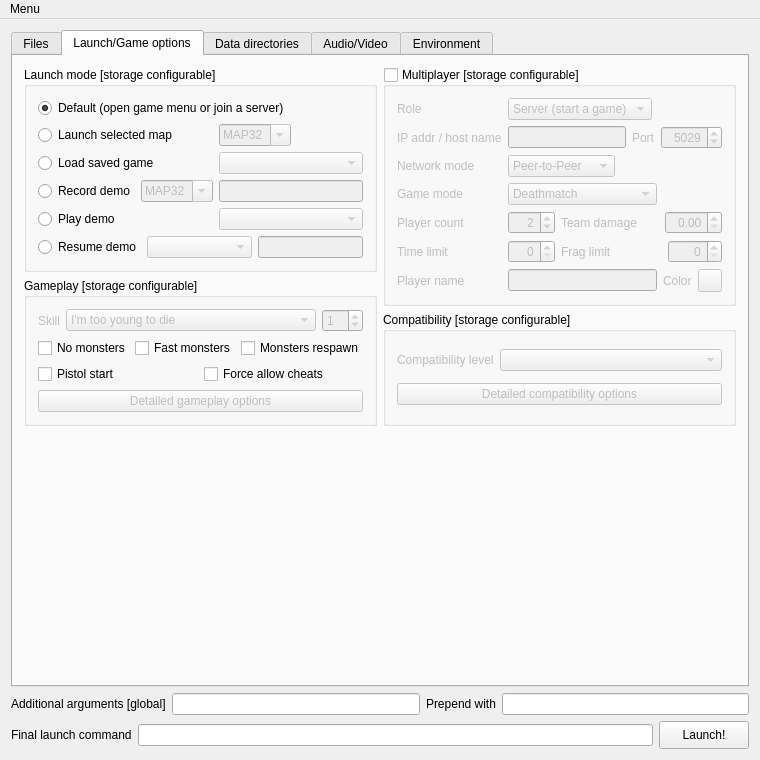
This is Forms/MainWindow.ui in Youda008/DoomRunner as Qt 5 draws it before an edit. The edited form follows.
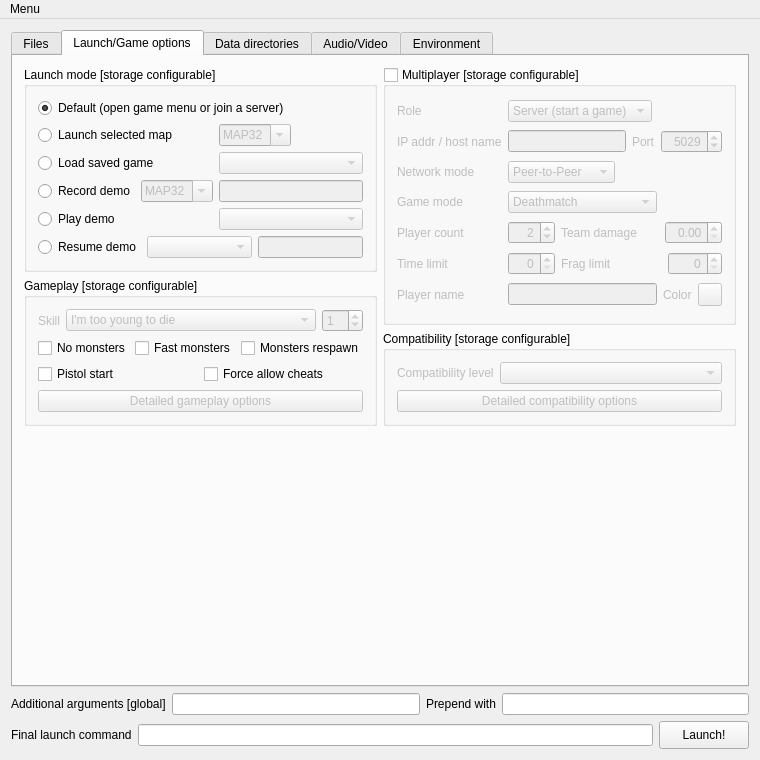
This is the edited form. The open tabs and pages were chosen to show the change. Icons and pictures are not drawn. Custom widgets are drawn as their Qt base class.

Commit message: minor layout adjustment of the Launch Options tab

```diff
--- a/Forms/MainWindow.ui
+++ b/Forms/MainWindow.ui
@@ -994,6 +994,12 @@
            <layout class="QVBoxLayout" name="vLayout_optsRight">
             <item>
              <widget class="QGroupBox" name="multiplayerGrpBox">
+              <property name="sizePolicy">
+               <sizepolicy hsizetype="Preferred" vsizetype="Expanding">
+                <horstretch>0</horstretch>
+                <verstretch>0</verstretch>
+               </sizepolicy>
+              </property>
               <property name="toolTip">
                <string>&lt;html&gt;&lt;head/&gt;&lt;body&gt;&lt;p&gt;Multiplayer options for ZDoom family or Woof. May not work for other engines.&lt;/p&gt;&lt;/body&gt;&lt;/html&gt;</string>
               </property>
```
Left out of the diff: 6 changed lines with no effect on the pictures.
